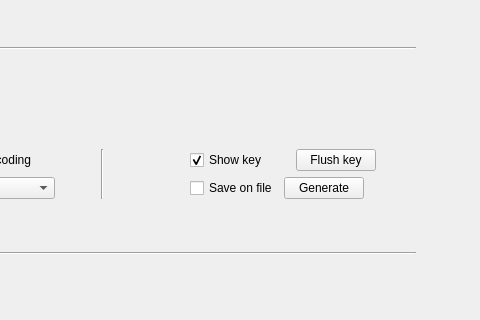
Above: mainwindow.ui from redazzalpha/xkrypt before the change; both pictures show x 105 to 585 and y 168 to 488 of the 800 by 600 pixel window. Below: the same form after it.
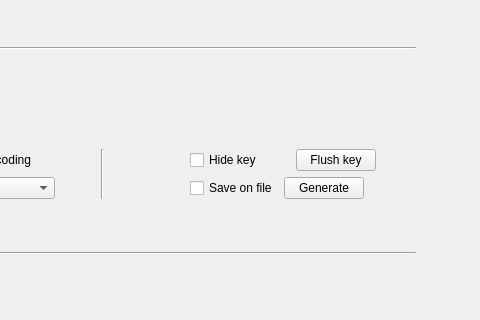
That is the form after the change. The open tabs and pages were chosen to show the change. Icons and pictures are not drawn.

Commit message: modify show key to hide key

What changed in the file:
```diff
--- a/mainwindow.ui
+++ b/mainwindow.ui
@@ -309,10 +309,10 @@
                 </size>
                </property>
                <property name="text">
-                <string>Show key</string>
+                <string>Hide key</string>
                </property>
                <property name="checked">
-                <bool>true</bool>
+                <bool>false</bool>
                </property>
                <property name="tristate">
                 <bool>false</bool>
```
Left out of the diff: 2 changed lines with no effect on the pictures. The commit also changes 3 other files.
